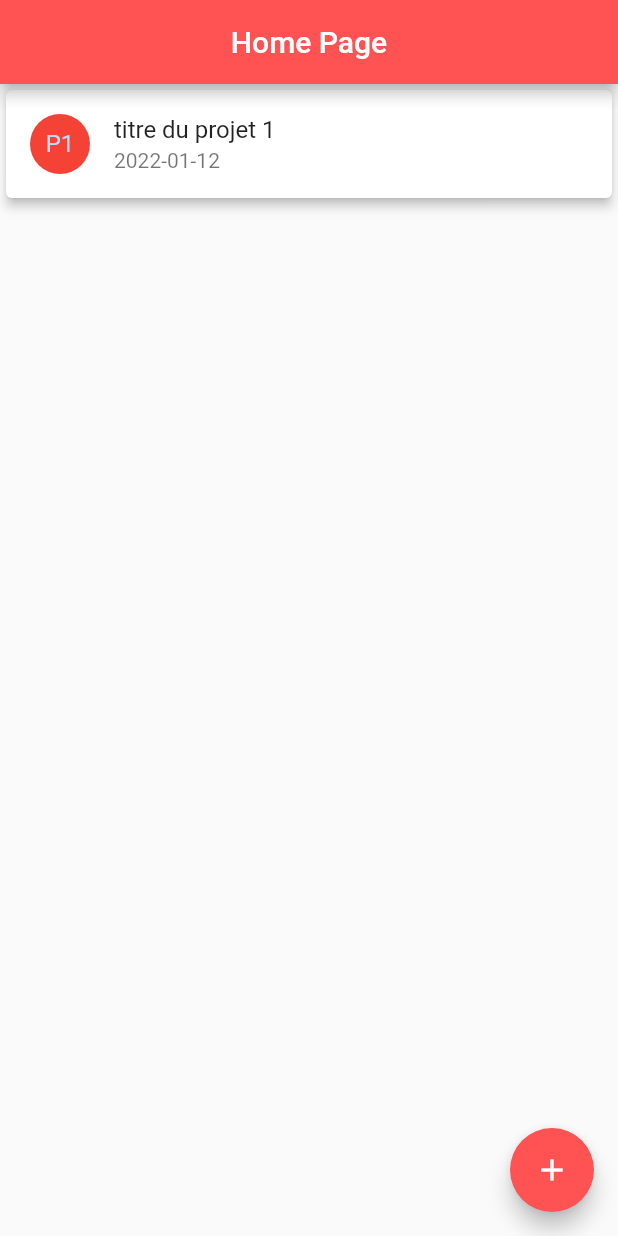
After one commit to Handaji/HelpDesk_Frontend_Mobile, a Flutter app: the screen it shows after launch, after a tap on "P1", on a phone screen of 412 x 824 dp. The commit adds this screen. Run offline on Flutter 3.47's test engine with Material 2 defaults, Android fonts, the phone set to English and light mode, and no system bars.

Commit message:
Project List and project Details pages

```diff
--- a/lib/main.dart
+++ b/lib/main.dart
@@ -1,4 +1,5 @@
 import 'package:flutter/material.dart';
+import 'package:helpdesk_mobile/screens/ListProject.dart';
 
 void main() {
   runApp(MyApp());
@@ -9,105 +10,28 @@ class MyApp extends StatelessWidget {
   @override
   Widget build(BuildContext context) {
     return MaterialApp(
-      title: 'Flutter Demo',
-      theme: ThemeData(
-        // This is the theme of your application.
-        //
-        // Try running your application with "flutter run". You'll see the
-        // application has a blue toolbar. Then, without quitting the app, try
-        // changing the primarySwatch below to Colors.green and then invoke
-        // "hot reload" (press "r" in the console where you ran "flutter run",
-        // or simply save your changes to "hot reload" in a Flutter IDE).
-        // Notice that the counter didn't reset back to zero; the application
-        // is not restarted.
-        primarySwatch: Colors.blue,
-      ),
-      home: MyHomePage(title: 'Flutter Demo Home Page'),
+      title: 'HelpDesk',
+      debugShowCheckedModeBanner: false,
+      home: HomePage(),
     );
   }
 }
 
-class MyHomePage extends StatefulWidget {
-  MyHomePage({Key key, this.title}) : super(key: key);
-
-  // This widget is the home page of your application. It is stateful, meaning
-  // that it has a State object (defined below) that contains fields that affect
-  // how it looks.
-
-  // This class is the configuration for the state. It holds the values (in this
-  // case the title) provided by the parent (in this case the App widget) and
-  // used by the build method of the State. Fields in a Widget subclass are
-  // always marked "final".
-
-  final String title;
-
+class HomePage extends StatefulWidget {
   @override
-  _MyHomePageState createState() => _MyHomePageState();
+  State<StatefulWidget> createState() => HomePageState();
 }
 
-class _MyHomePageState extends State<MyHomePage> {
-  int _counter = 0;
-
-  void _incrementCounter() {
-    setState(() {
-      // This call to setState tells the Flutter framework that something has
-      // changed in this State, which causes it to rerun the build method below
-      // so that the display can reflect the updated values. If we changed
-      // _counter without calling setState(), then the build method would not be
-      // called again, and so nothing would appear to happen.
-      _counter++;
-    });
-  }
-
+class HomePageState extends State<HomePage> {
   @override
   Widget build(BuildContext context) {
-    // This method is rerun every time setState is called, for instance as done
-    // by the _incrementCounter method above.
-    //
-    // The Flutter framework has been optimized to make rerunning build methods
-    // fast, so that you can just rebuild anything that needs updating rather
-    // than having to individually change instances of widgets.
-    return Scaffold(
-      appBar: AppBar(
-        // Here we take the value from the MyHomePage object that was created by
-        // the App.build method, and use it to set our appbar title.
-        title: Text(widget.title),
+    return new Scaffold(
+      appBar: new AppBar(
+        centerTitle: true,
+        title: new Text("Home Page"),
+        backgroundColor: Colors.redAccent,
       ),
-      body: Center(
-        // Center is a layout widget. It takes a single child and positions it
-        // in the middle of the parent.
-        child: Column(
-          // Column is also a layout widget. It takes a list of children and
-          // arranges them vertically. By default, it sizes itself to fit its
-          // children horizontally, and tries to be as tall as its parent.
-          //
-          // Invoke "debug painting" (press "p" in the console, choose the
-          // "Toggle Debug Paint" action from the Flutter Inspector in Android
-          // Studio, or the "Toggle Debug Paint" command in Visual Studio Code)
-          // to see the wireframe for each widget.
-          //
-          // Column has various properties to control how it sizes itself and
-          // how it positions its children. Here we use mainAxisAlignment to
-          // center the children vertically; the main axis here is the vertical
-          // axis because Columns are vertical (the cross axis would be
-          // horizontal).
-          mainAxisAlignment: MainAxisAlignment.center,
-          children: <Widget>[
-            Text(
-              'You have pushed the button this many times:',
-            ),
-            Text(
-              '$_counter',
-              style: Theme.of(context).textTheme.headline4,
-            ),
-          ],
-        ),
-      ),
-      floatingActionButton: FloatingActionButton(
-        onPressed: _incrementCounter,
-        tooltip: 'Increment',
-        child: Icon(Icons.add),
-      ), // This trailing comma makes auto-formatting nicer for build methods.
+      body: ProjectList(),
     );
   }
 }
--- /dev/null
+++ b/lib/screens/ListProject.dart
@@ -0,0 +1,85 @@
+import 'package:flutter/material.dart';
+import 'package:helpdesk_mobile/entity/Project.dart';
+import 'package:helpdesk_mobile/screens/ProjectDetail.dart';
+
+class ProjectList extends StatefulWidget {
+  @override
+  State<StatefulWidget> createState() => ProjectListState();
+}
+
+class ProjectListState extends State {
+  int count = 1;
+  List<Project> projects;
+
+  @override
+  Widget build(BuildContext context) {
+    if (projects == null) {
+      getData();
+    }
+    return Scaffold(
+      body: projectListItems(),
+      floatingActionButton: FloatingActionButton(
+        backgroundColor: Colors.redAccent,
+        onPressed: () {
+          navigateToProjectTask(Project('', '', 0, ''));
+        },
+        tooltip: "Add New project",
+        child: new Icon(Icons.add),
+      ),
+    );
+  }
+
+  ListView projectListItems() {
+    return ListView.builder(
+      itemCount: count,
+      itemBuilder: (BuildContext context, int position) {
+        return Card(
+          color: Colors.white,
+          elevation: 3.0,
+          child: ListTile(
+            leading: CircleAvatar(
+              backgroundColor: getColor(1), //getColor status 1 - 2 - 3
+              child: Text("P1"), //status
+            ),
+            title: Text("titre du projet 1"),
+            subtitle: Text("2022-01-12"),
+            onTap: () {
+              debugPrint("Tapped On");
+            },
+          ),
+        );
+      },
+    );
+  }
+
+  Color getColor(int status) {
+    switch (status) {
+      case 1:
+        return Colors.red;
+        break;
+      case 2:
+        return Colors.orange;
+        break;
+      case 2:
+        return Colors.green;
+        break;
+      default:
+        return Colors.green;
+    }
+  }
+
+  void navigateToProjectTask(Project project) async {
+    bool result = await Navigator.push(
+      context,
+      MaterialPageRoute(builder: (context) => ProjectDetail(project)),
+    );
+    if (result == true) {
+      getData();
+    }
+  }
+
+  void getData() {
+    /*List<Project>projectList;
+        projectList.add(Project('Project1', '2022-01-12', 3, 'this is the 1st project '));*/
+  }
+}
```
Also changed, not shown: lib/LoginPage.dart (added, +225 -0 lines), lib/SignupPage.dart (added, +57 -0 lines), lib/entity/Project.dart (added, +9 -0 lines), lib/screens/ProjectDetail.dart (added, +25 -0 lines), pubspec.lock, 1 other file.
